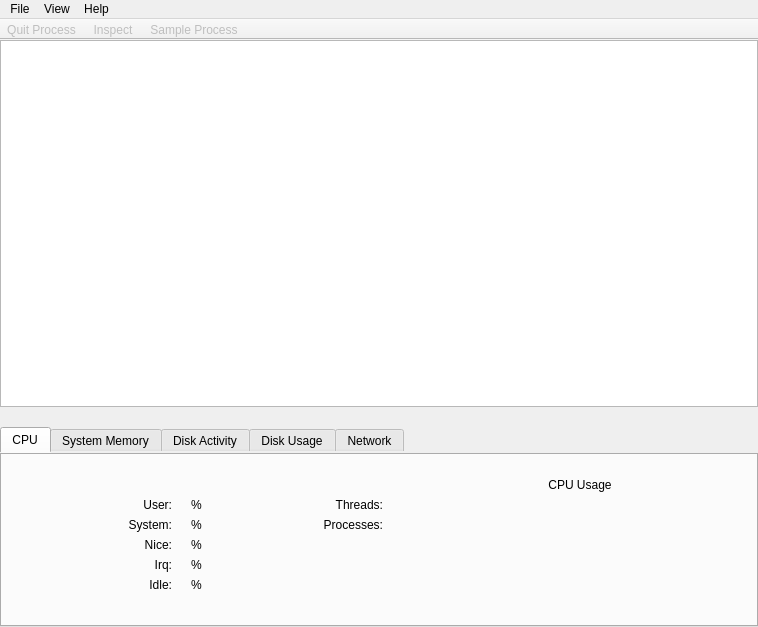
The window that Under Construction/Activity Monitor.app/Resources/main_window.ui (helloSystem/Utilities) describes before a commit, drawn with Qt 5.
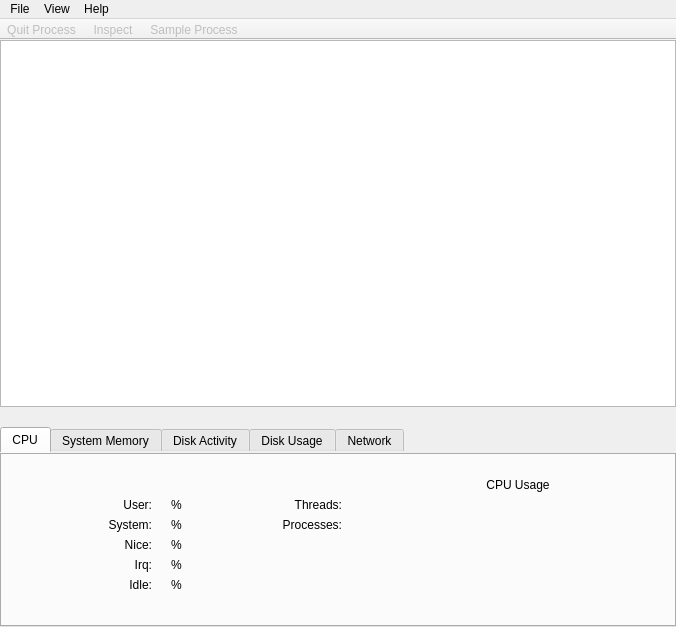
The same window after the commit. The open tabs and pages were chosen to show the change. Icons and pictures are not drawn. Custom widgets are drawn as their Qt base class.

```diff
--- a/Under Construction/Activity Monitor.app/Resources/main_window.ui
+++ b/Under Construction/Activity Monitor.app/Resources/main_window.ui
@@ -6,7 +6,7 @@
    <rect>
     <x>0</x>
     <y>0</y>
-    <width>758</width>
+    <width>676</width>
     <height>627</height>
    </rect>
   </property>
@@ -2331,7 +2331,7 @@
     <rect>
      <x>0</x>
      <y>0</y>
-     <width>758</width>
+     <width>676</width>
      <height>24</height>
     </rect>
    </property>
```
Left out of the diff: 2 changed lines with no effect on the pictures.
